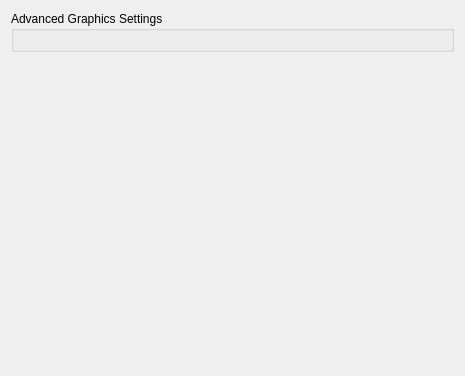
Before: the Qt Designer form src/yuzu/configuration/configure_graphics_advanced.ui in ReiKatari/STORM_EDEN, drawn with Qt 5.
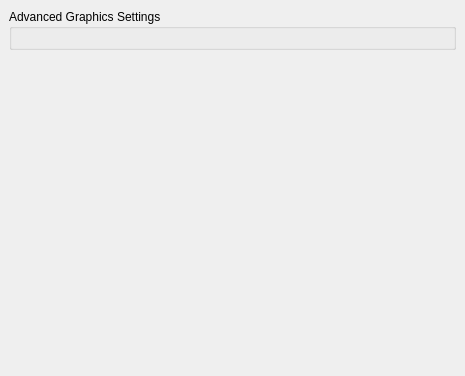
After: the same form once the commit is applied.

Commit message: fix(ui): add QScrollArea and adjust QComboBox padding in Advanced Graphics tab

The edit to the form file:
```diff
--- a/src/yuzu/configuration/configure_graphics_advanced.ui
+++ b/src/yuzu/configuration/configure_graphics_advanced.ui
@@ -17,6 +17,36 @@
    <string>Advanced</string>
   </property>
   <layout class="QVBoxLayout" name="verticalLayout_2">
+   <property name="leftMargin">
+    <number>0</number>
+   </property>
+   <property name="topMargin">
+    <number>0</number>
+   </property>
+   <property name="rightMargin">
+    <number>0</number>
+   </property>
+   <property name="bottomMargin">
+    <number>0</number>
+   </property>
+   <item>
+    <widget class="QScrollArea" name="scrollArea">
+     <property name="frameShape">
+      <enum>QFrame::Shape::NoFrame</enum>
+     </property>
+     <property name="widgetResizable">
+      <bool>true</bool>
+     </property>
+     <widget class="QWidget" name="scrollAreaWidgetContents">
+      <property name="geometry">
+       <rect>
+        <x>0</x>
+        <y>0</y>
+        <width>465</width>
+        <height>376</height>
+       </rect>
+      </property>
+      <layout class="QVBoxLayout" name="scrollLayout">
    <item>
     <widget class="QGroupBox" name="normal">
      <property name="title">
@@ -56,6 +86,10 @@
       </size>
      </property>
     </spacer>
+       </item>
+      </layout>
+     </widget>
+    </widget>
    </item>
   </layout>
  </widget>
```
Lines whose indentation alone changed are shown as unchanged. The commit also changes 6 other files.
